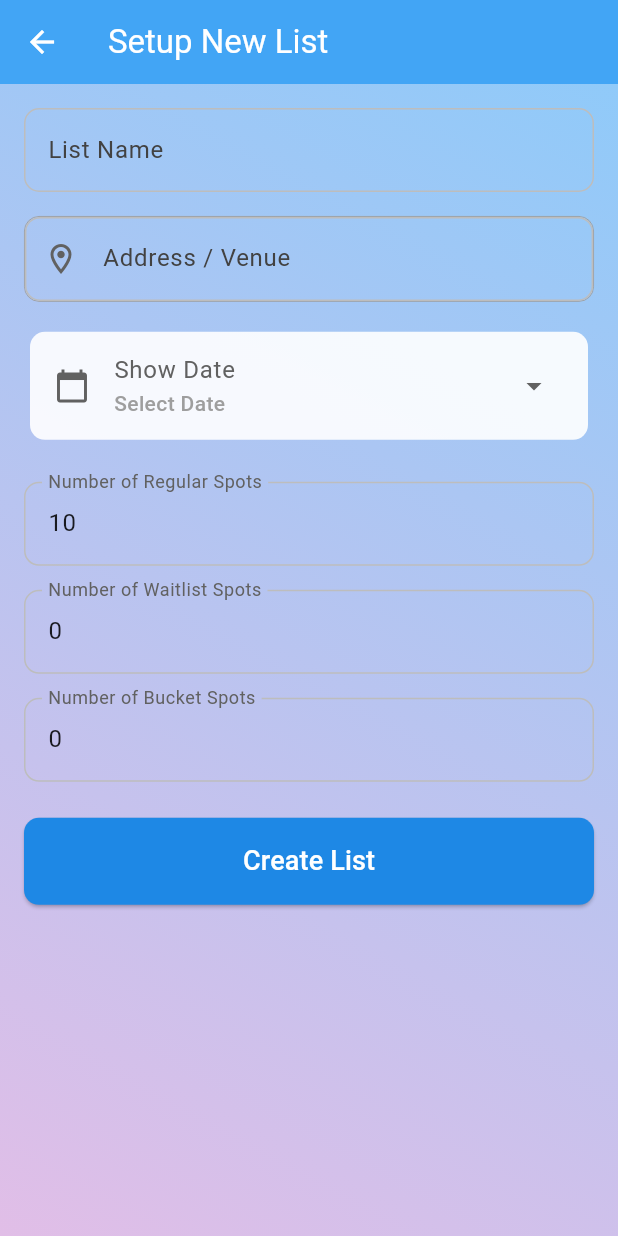
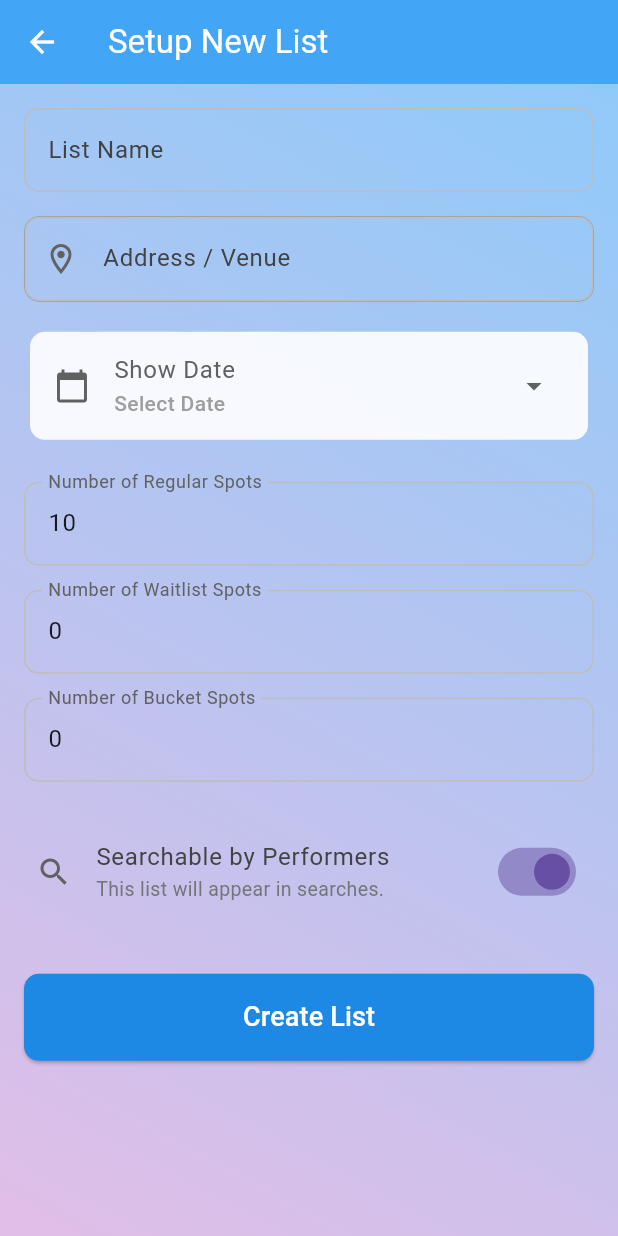
Before and after one commit to AKSystems-mail/Booked_Mic, a Flutter app: the CreatedListsScreen screen opened directly, after a tap on the "add" icon, on a phone screen of 412 x 824 dp. Run offline on Flutter 3.47's test engine with Material 3 defaults, Android fonts, the phone set to English and light mode, and no system bars; drawn by our look-alikes of google_places_flutter; our stand-ins replace animate_do, awesome_notifications, cloud_firestore, cloud_functions, firebase_auth, firebase_core and 6 more; missing offline and left inert: gallery_saver_plus, random_text_reveal, simple_barcode_scanner, torch_light; accounts and stored records are empty.

Commit message:
Search able feature added.

```diff
--- a/lib/host_screens/list_setup_screen.dart
+++ b/lib/host_screens/list_setup_screen.dart
@@ -34,6 +34,7 @@ class _ListSetupScreenState extends State<ListSetupScreen> {
   String? _selectedStateAbbr;
   double? _selectedLat;
   double? _selectedLng;
+  bool _isListSearchable = true;
 
   DateTime? _selectedDate;
   bool _isLoading = false;
@@ -230,6 +231,7 @@ class _ListSetupScreenState extends State<ListSetupScreen> {
         userId: user.uid,
         spots: {},
         signedUpUserIds: [],
+        isSearchable: _isListSearchable, // Pass the state variable
         // createdAt will be handled by FirestoreProvider or Firestore (e.g. FieldValue.serverTimestamp())
       );
 
@@ -409,6 +411,7 @@ class _ListSetupScreenState extends State<ListSetupScreen> {
                         trailing: Icon(Icons.arrow_drop_down,
                             color: Colors.grey.shade700)))),
             const SizedBox(height: 24),
+
             // ... (Number TextFields)
             FadeInDown(
                 duration: const Duration(milliseconds: 800),
@@ -427,7 +430,8 @@ class _ListSetupScreenState extends State<ListSetupScreen> {
                 child: _buildNumberTextField(
                     controller: _bucketController,
                     label: 'Number of Bucket Spots')),
-            const SizedBox(height: 24), // Space before error message
+            const SizedBox(height: 24),
+             // Space before error message
 
             // --- ERROR MESSAGE DISPLAY ---
             if (_errorMessage != null)
@@ -442,7 +446,28 @@ class _ListSetupScreenState extends State<ListSetupScreen> {
                 ),
               ),
             SizedBox(height: _errorMessage != null ? 12 : 0), // Space after error message
-
+            FadeInDown( // Or your preferred animation
+  duration: const Duration(milliseconds: 1000), // Adjust timing
+  child: SwitchListTile(
+    title: Text('Searchable by Performers', style: TextStyle(color: labelColor)), // Assuming labelColor is defined
+    subtitle: Text(
+      _isListSearchable ? 'This list will appear in searches.' : 'Only accessible via QR code (Show up, go up)',
+      style: TextStyle(fontSize: 13, color: Colors.grey.shade600),
+    ),
+    value: _isListSearchable,
+    onChanged: (bool value) {
+      setState(() {
+        _isListSearchable = value;
+      });
+    },
+    activeColor: Theme.of(context).primaryColor,
+    secondary: Icon(Icons.search, color: Colors.grey.shade700),
+    contentPadding: EdgeInsets.symmetric(horizontal: 8), // Adjust padding
+    tileColor: Colors.white.withAlpha((255 * 0.85).round()), // Optional background
+    shape: RoundedRectangleBorder(borderRadius: BorderRadius.circular(10)), // Optional shape
+  ),
+),
+const SizedBox(height: 32), // Before the button
             // ... (Loading Indicator or Create Button)
             _isLoading
                 ? Center(child: CircularProgressIndicator(color: buttonColor))
--- a/lib/models/show.dart
+++ b/lib/models/show.dart
@@ -19,6 +19,7 @@ class Show {
   final Timestamp? createdAt; // Keep as Timestamp for Firestore interaction
   final Map<String, dynamic> spots;
   final List<String> signedUpUserIds;
+  final bool isSearchable;
 
   Show({
     required this.id,
@@ -38,6 +39,7 @@ class Show {
     this.createdAt,
     required this.spots,
     required this.signedUpUserIds,
+    this.isSearchable = true,
   });
 
   factory Show.fromFirestore(DocumentSnapshot doc) {
@@ -79,6 +81,7 @@ class Show {
       createdAt: data['createdAt'] as Timestamp?,
       spots: Map<String, dynamic>.from(data['spots'] ?? {}),
       signedUpUserIds: List<String>.from(data['signedUpUserIds'] ?? []),
+      isSearchable: data['isSearchable'] ?? true,
     );
   }
 
@@ -97,7 +100,9 @@ class Show {
       'numberOfBucketSpots': numberOfBucketSpots,
       'userId': userId,
       'spots': spots, // Should be an empty map {} on creation
-      'signedUpUserIds': signedUpUserIds, // Should be an empty list [] on creation
+      'signedUpUserIds': signedUpUserIds,
+      'isSearchable': isSearchable,
+       // Should be an empty list [] on creation
       // createdAt is typically set by FieldValue.serverTimestamp() in the service/provider
     };
 
--- a/lib/performer_screens/performer_list_screen.dart
+++ b/lib/performer_screens/performer_list_screen.dart
@@ -17,6 +17,8 @@ import 'dart:io' show Platform; // To check the platform
 import '../../role_selection_screen.dart';
 import 'signup_screen.dart';
 import '../../registration_screen.dart';
+
+// bool _isListSearchable = true;
 
 class PerformerListScreen extends StatefulWidget {
   PerformerListScreen({Key? key}) : super(key: key);
@@ -624,6 +626,7 @@ class _PerformerListScreenState extends State<PerformerListScreen> {
         stream: _firestore
             .collection('Lists')
             .where('state', isEqualTo: state.toUpperCase())
+            .where('isSearchable', isEqualTo: true)
             .orderBy('createdAt', descending: true)
             .snapshots(),
         builder: (context, snapshot) {
```
Also changed, not shown: lib/host_screens/edit_list_screen.dart (+24 -0 lines).
